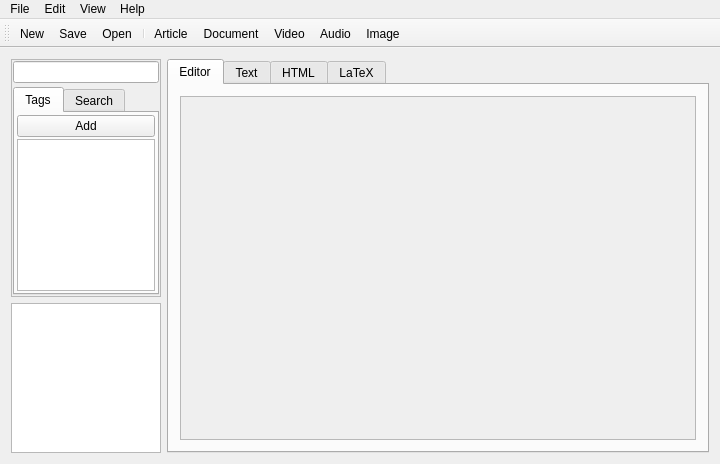
Before: the Qt Designer form mainwindow.ui in mdamien/NotesManager, drawn with Qt 5.
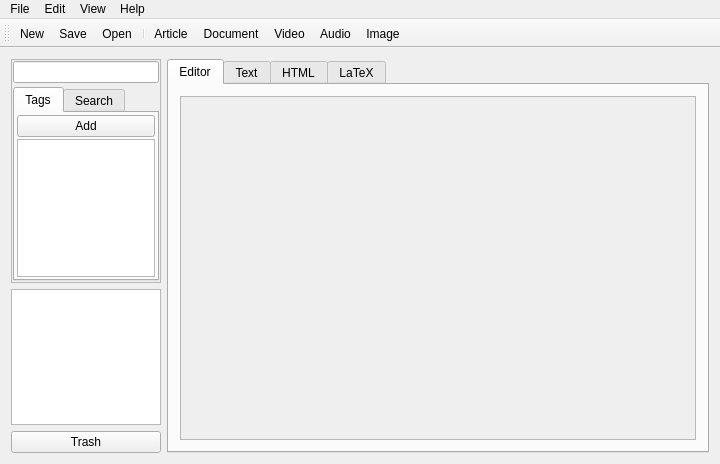
After: the same form once the commit is applied. Icons and pictures are not drawn.

```diff
--- a/mainwindow.ui
+++ b/mainwindow.ui
@@ -131,6 +131,13 @@
          </property>
         </widget>
        </item>
+       <item>
+        <widget class="QPushButton" name="trashButton">
+         <property name="text">
+          <string>Trash</string>
+         </property>
+        </widget>
+       </item>
       </layout>
      </widget>
     </item>
```
Left out of the diff: 61 changed lines with no effect on the pictures.
